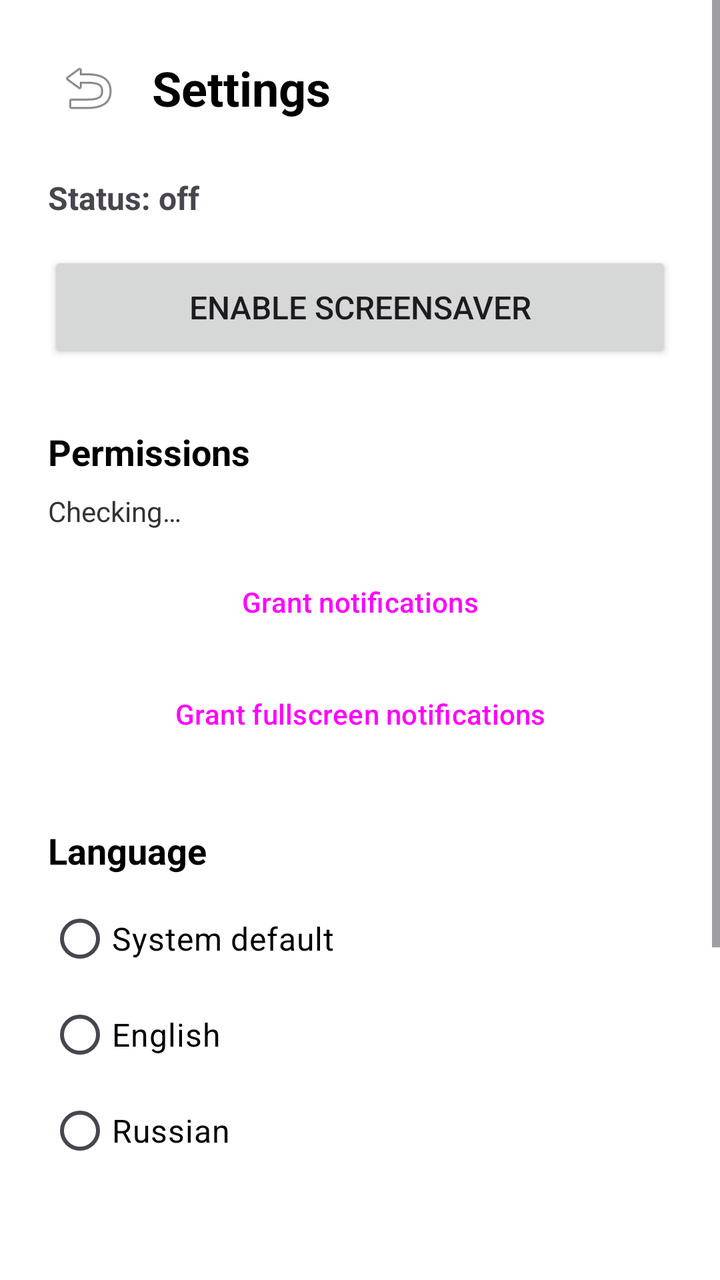
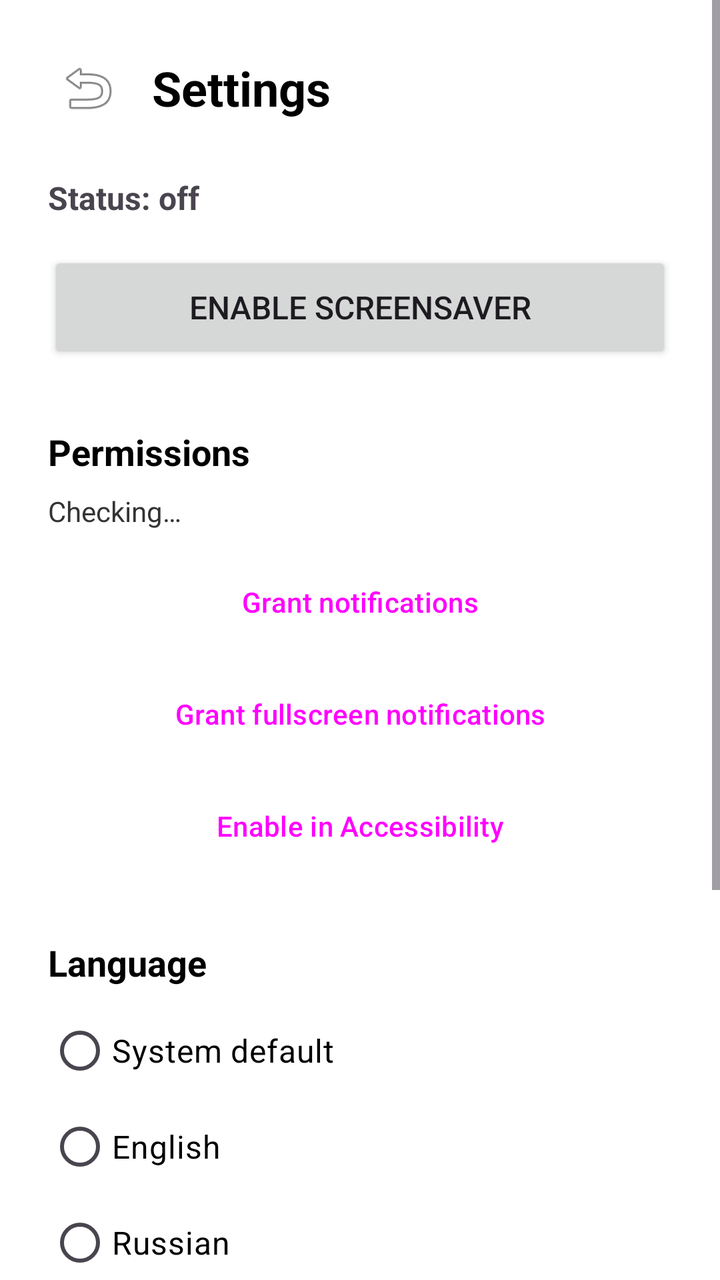

The first picture is an Android layout as it rendered before a commit; the second is the same layout after the commit. The layout source and the unified diff follow.
<!-- AndroidManifest.xml: application theme Theme.EinkScreensaver -->
<!-- res/layout/activity_settings.xml -->
<?xml version="1.0" encoding="utf-8"?>
<ScrollView xmlns:android="http://schemas.android.com/apk/res/android"
    android:layout_width="match_parent"
    android:layout_height="match_parent"
    android:background="#FFFFFF">

    <LinearLayout
        android:layout_width="match_parent"
        android:layout_height="wrap_content"
        android:orientation="vertical"
        android:padding="24dp">

        
        <LinearLayout
            android:layout_width="match_parent"
            android:layout_height="wrap_content"
            android:orientation="horizontal"
            android:gravity="center_vertical"
            android:layout_marginBottom="24dp">

            <ImageButton
                android:id="@+id/btnBack"
                android:layout_width="40dp"
                android:layout_height="40dp"
                android:src="@android:drawable/ic_menu_revert"
                android:background="?attr/selectableItemBackgroundBorderless"
                android:contentDescription="@string/back"
                android:scaleType="centerInside"
                android:layout_marginEnd="12dp" />

            <TextView
                android:layout_width="wrap_content"
                android:layout_height="wrap_content"
                android:text="@string/settings_title"
                android:textSize="24sp"
                android:textStyle="bold"
                android:textColor="#000000" />
        </LinearLayout>

        
        <TextView
            android:id="@+id/statusText"
            android:layout_width="wrap_content"
            android:layout_height="wrap_content"
            android:text="@string/status_off"
            android:textSize="16sp"
            android:textStyle="bold"
            android:layout_marginBottom="16dp" />

        <Button
            android:id="@+id/toggleButton"
            android:layout_width="match_parent"
            android:layout_height="56dp"
            android:text="@string/enable_screensaver"
            android:textSize="16sp"
            android:layout_marginBottom="32dp" />

        
        <LinearLayout
            android:id="@+id/permissionSection"
            android:layout_width="match_parent"
            android:layout_height="wrap_content"
            android:orientation="vertical"
            android:layout_marginBottom="32dp">

            <TextView
                android:layout_width="wrap_content"
                android:layout_height="wrap_content"
                android:text="@string/permissions_title"
                android:textSize="18sp"
                android:textStyle="bold"
                android:textColor="#000000"
                android:layout_marginBottom="8dp" />

            <TextView
                android:id="@+id/permissionStatusText"
                android:layout_width="wrap_content"
                android:layout_height="wrap_content"
                android:text="@string/checking"
                android:textSize="14sp"
                android:textColor="#333333"
                android:layout_marginBottom="12dp" />

            <Button
                android:id="@+id/btnGrantNotification"
                android:layout_width="match_parent"
                android:layout_height="48dp"
                android:text="@string/grant_notifications"
                android:textSize="14sp"
                android:layout_marginBottom="8dp"
                style="@style/Widget.Material3.Button.OutlinedButton" />

            <Button
                android:id="@+id/btnGrantFullScreen"
                android:layout_width="match_parent"
                android:layout_height="48dp"
                android:text="@string/grant_fullscreen"
                android:textSize="14sp"
                style="@style/Widget.Material3.Button.OutlinedButton" />
        </LinearLayout>

        
        <TextView
            android:layout_width="wrap_content"
            android:layout_height="wrap_content"
            android:text="@string/language_title"
            android:textSize="18sp"
            android:textStyle="bold"
            android:textColor="#000000"
            android:layout_marginBottom="8dp" />

        <RadioGroup
            android:id="@+id/languageGroup"
            android:layout_width="match_parent"
            android:layout_height="wrap_content"
            android:layout_marginBottom="32dp">

            <RadioButton
                android:id="@+id/radioLangSystem"
                android:layout_width="wrap_content"
                android:layout_height="wrap_content"
                android:text="@string/language_system"
                android:textSize="16sp"
                android:textColor="#000000"
                android:paddingVertical="4dp" />

            <RadioButton
                android:id="@+id/radioLangEnglish"
                android:layout_width="wrap_content"
                android:layout_height="wrap_content"
                android:text="@string/language_english"
                android:textSize="16sp"
                android:textColor="#000000"
                android:paddingVertical="4dp" />

            <RadioButton
                android:id="@+id/radioLangRussian"
                android:layout_width="wrap_content"
                android:layout_height="wrap_content"
                android:text="@string/language_russian"
                android:textSize="16sp"
                android:textColor="#000000"
                android:paddingVertical="4dp" />
        </RadioGroup>

        
        <Button
            android:id="@+id/btnModuleSettings"
            android:layout_width="match_parent"
            android:layout_height="56dp"
            android:text="@string/module_settings_title"
            android:textSize="16sp"
            android:layout_marginBottom="32dp"
            style="@style/Widget.Material3.Button.OutlinedButton" />

        
        <TextView
            android:id="@+id/btnHowItWorks"
            android:layout_width="wrap_content"
            android:layout_height="wrap_content"
            android:layout_marginTop="8dp"
            android:text="@string/how_it_works"
            android:textSize="16sp"
            android:textColor="#1976D2"
            android:textStyle="bold"
            android:background="?attr/selectableItemBackground"
            android:padding="8dp"
            android:layout_marginBottom="16dp" />

        
        <TextView
            android:id="@+id/btnAbout"
            android:layout_width="wrap_content"
            android:layout_height="wrap_content"
            android:text="@string/about"
            android:textSize="16sp"
            android:textColor="#1976D2"
            android:textStyle="bold"
            android:background="?attr/selectableItemBackground"
            android:padding="8dp"
            android:layout_marginBottom="32dp" />

    </LinearLayout>
</ScrollView>
<!-- resources referenced by this layout -->
<resources>
  <string name="about">About</string>
  <string name="back">Back</string>
  <string name="checking">Checking…</string>
  <string name="enable_screensaver">Enable screensaver</string>
  <string name="grant_fullscreen">Grant fullscreen notifications</string>
  <string name="grant_notifications">Grant notifications</string>
  <string name="how_it_works">How it works?</string>
  <string name="language_english">English</string>
  <string name="language_russian">Russian</string>
  <string name="language_system">System default</string>
  <string name="language_title">Language</string>
  <string name="module_settings_title">Module settings</string>
  <string name="permissions_title">Permissions</string>
  <string name="settings_title">Settings</string>
  <string name="status_off">Status: off</string>
  <style name="Theme.EinkScreensaver" parent="Theme.Material3.Light.NoActionBar">
          <item name="android:statusBarColor">#FFFFFF</item>
          <item name="android:windowLightStatusBar">true</item>
      </style>
</resources>

<!-- the commit's change to res/layout/activity_settings.xml (unified diff, before → after) -->
@@ -96,6 +96,15 @@
                 android:layout_height="48dp"
                 android:text="@string/grant_fullscreen"
                 android:textSize="14sp"
+                android:layout_marginBottom="8dp"
+                style="@style/Widget.Material3.Button.OutlinedButton" />
+
+            <Button
+                android:id="@+id/btnGrantA11y"
+                android:layout_width="match_parent"
+                android:layout_height="48dp"
+                android:text="@string/grant_a11y"
+                android:textSize="14sp"
                 style="@style/Widget.Material3.Button.OutlinedButton" />
         </LinearLayout>
 
<!-- resource entries referenced after the edit -->
@@ -4,6 +4,7 @@
   <string name="back">Back</string>
   <string name="checking">Checking…</string>
   <string name="enable_screensaver">Enable screensaver</string>
+  <string name="grant_a11y">Enable in Accessibility</string>
   <string name="grant_fullscreen">Grant fullscreen notifications</string>
   <string name="grant_notifications">Grant notifications</string>
   <string name="how_it_works">How it works?</string>
